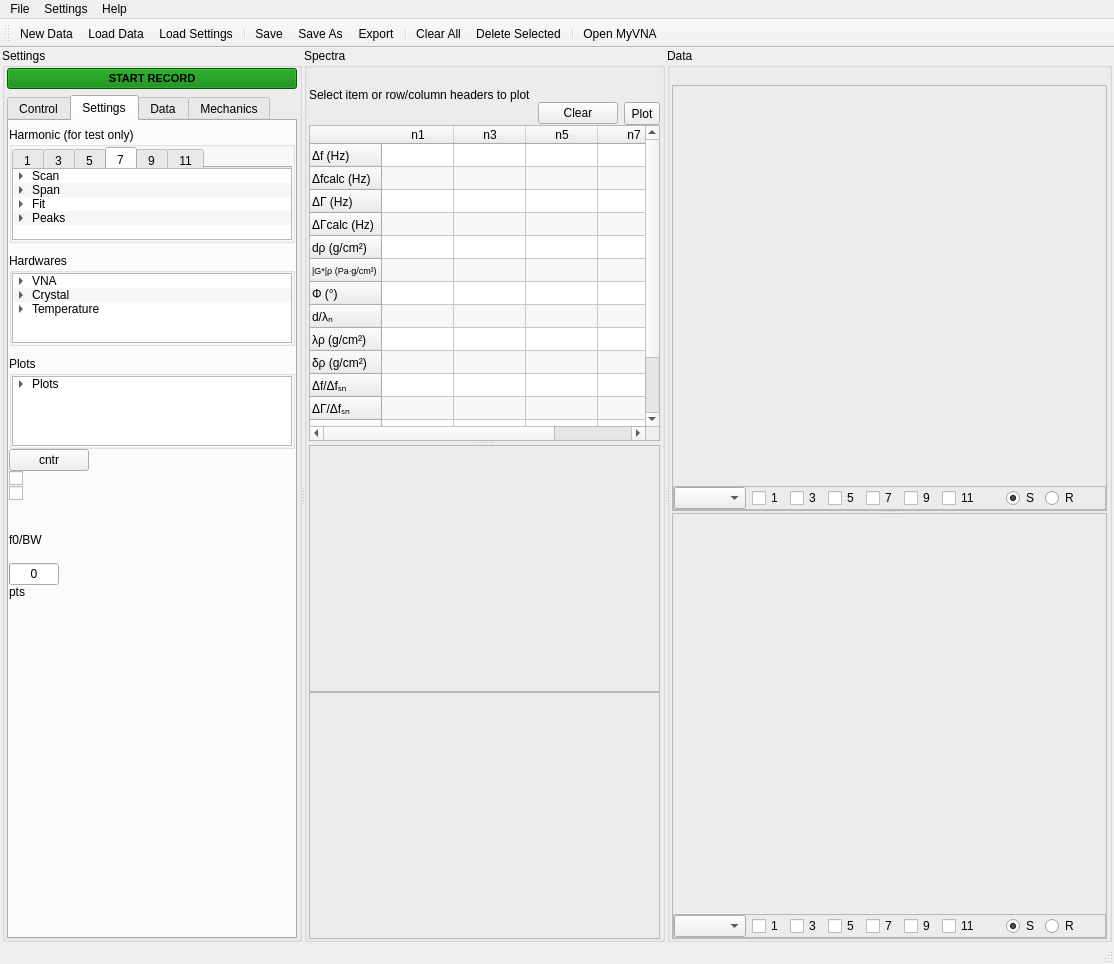
First picture: the form in QCM_GUI_test6.ui, repository shullgroup/rheoQCM, before the edit.
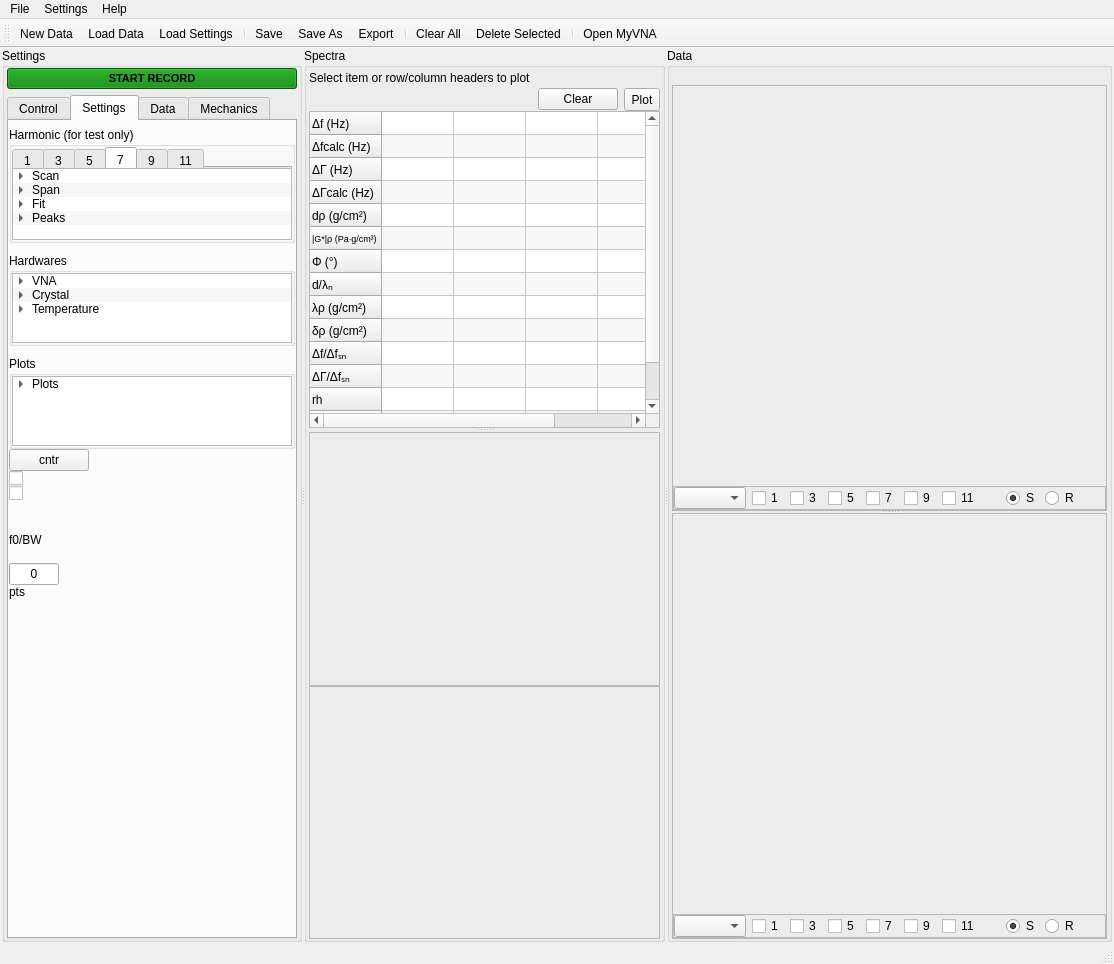
Second picture: the form after the edit. The open tabs and pages were chosen to show the change. Icons and pictures are not drawn.

Diff of the .ui file:
```diff
--- a/QCM_GUI_test6.ui
+++ b/QCM_GUI_test6.ui
@@ -4582,7 +4582,41 @@
               </property>
              </layout>
             </widget>
-            <widget class="QWidget" name="page_spectra_topempty3"/>
+            <widget class="QWidget" name="page_spectra_topmechanics">
+             <layout class="QHBoxLayout" name="horizontalLayout_25">
+              <property name="spacing">
+               <number>0</number>
+              </property>
+              <property name="leftMargin">
+               <number>0</number>
+              </property>
+              <property name="topMargin">
+               <number>0</number>
+              </property>
+              <property name="rightMargin">
+               <number>0</number>
+              </property>
+              <property name="bottomMargin">
+               <number>0</number>
+              </property>
+              <item>
+               <widget class="QLabel" name="label_10">
+                <property name="sizePolicy">
+                 <sizepolicy hsizetype="Preferred" vsizetype="Fixed">
+                  <horstretch>0</horstretch>
+                  <verstretch>0</verstretch>
+                 </sizepolicy>
+                </property>
+                <property name="text">
+                 <string>Select item or row/column headers to plot</string>
+                </property>
+               </widget>
+              </item>
+             </layout>
+             <zorder></zorder>
+             <zorder></zorder>
+             <zorder>label_10</zorder>
+            </widget>
            </widget>
           </item>
           <item>
@@ -5373,21 +5407,7 @@
                  <number>0</number>
                 </property>
                 <item>
-                 <layout class="QHBoxLayout" name="horizontalLayout_20">
-                  <item>
-                   <widget class="QLabel" name="label_10">
-                    <property name="sizePolicy">
-                     <sizepolicy hsizetype="Preferred" vsizetype="Fixed">
-                      <horstretch>0</horstretch>
-                      <verstretch>0</verstretch>
-                     </sizepolicy>
-                    </property>
-                    <property name="text">
-                     <string>Select item or row/column headers to plot</string>
-                    </property>
-                   </widget>
-                  </item>
-                 </layout>
+                 <layout class="QHBoxLayout" name="horizontalLayout_20"/>
                 </item>
                 <item>
                  <layout class="QHBoxLayout" name="horizontalLayout_21">
@@ -5477,7 +5497,7 @@
                    <bool>true</bool>
                   </property>
                   <attribute name="horizontalHeaderVisible">
-                   <bool>true</bool>
+                   <bool>false</bool>
                   </attribute>
                   <attribute name="horizontalHeaderCascadingSectionResizes">
                    <bool>true</bool>
```
Left out of the diff: 76 changed lines with no effect on the pictures.
